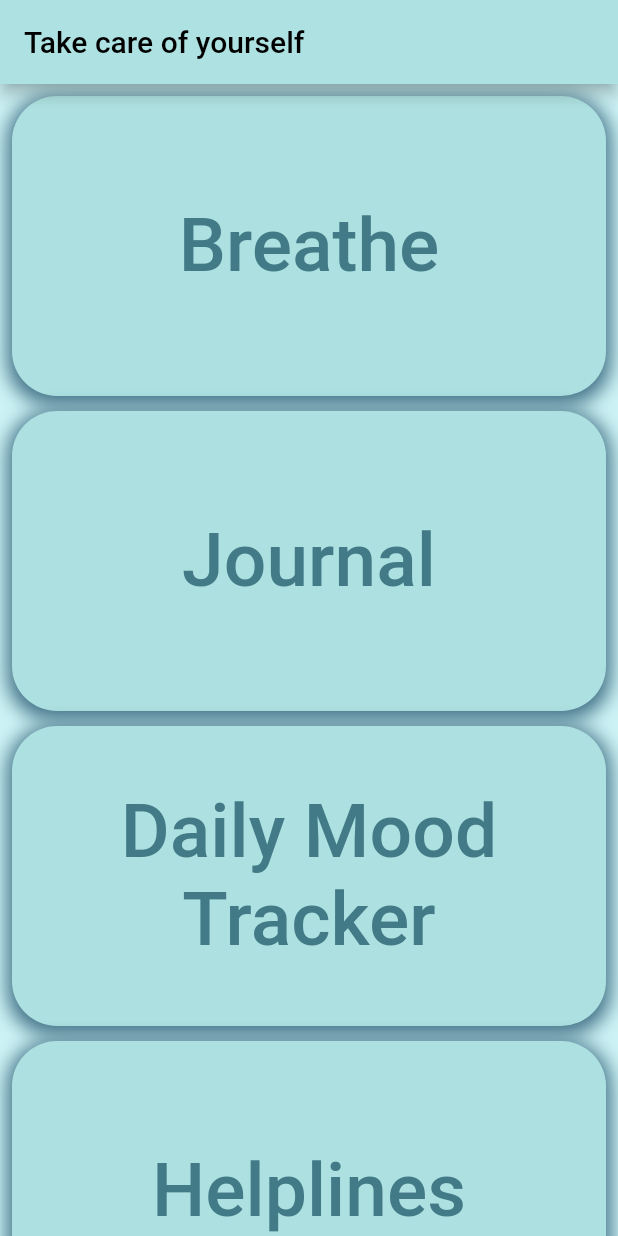
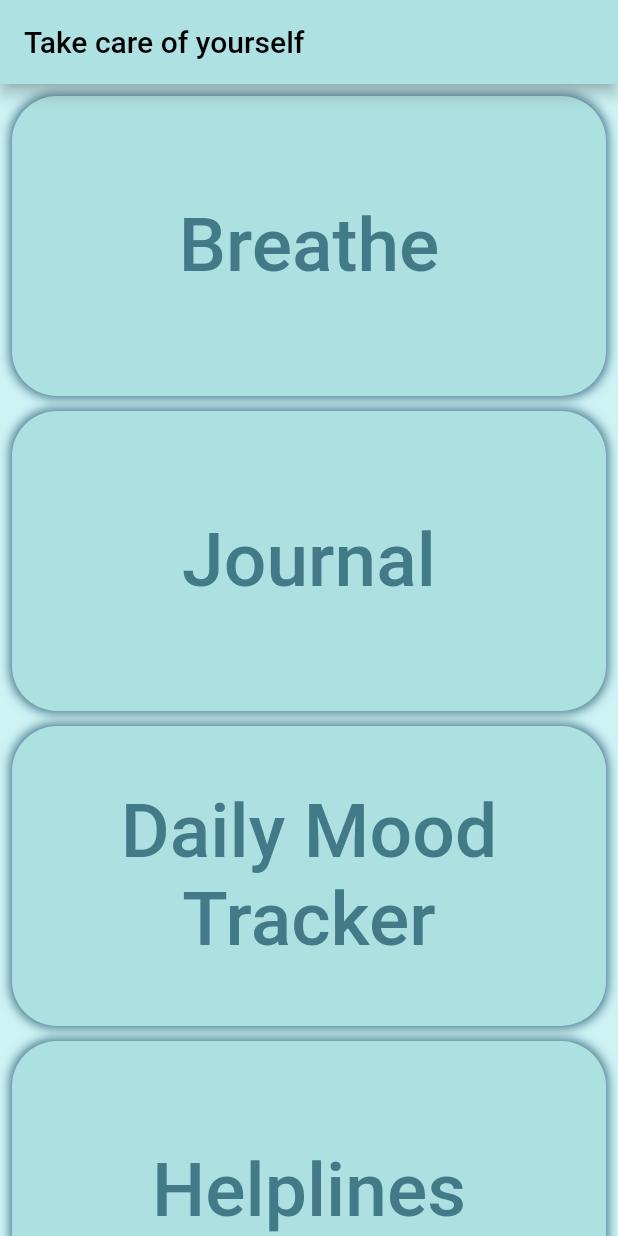
Before and after one commit to J051333/mental_health, a Flutter app: the screen it shows after launch, on a phone screen of 412 x 824 dp. Run offline on Flutter 3.47's test engine with Material 2 defaults, Android fonts, the phone set to English and light mode, and no system bars; our stand-ins replace syncfusion_flutter_charts, webview_flutter; missing offline and left inert: aes_crypt_null_safe.

Commit message:
Updated menu button shadow
The shadow was a little too pronounced for my liking

```diff
--- a/lib/main.dart
+++ b/lib/main.dart
@@ -151,9 +151,9 @@ class MenuItem extends StatelessWidget {
         boxShadow: [
           BoxShadow(
             color: MHColors.menuButtonShadowColor,
-            spreadRadius: 3,
-            blurRadius: 10,
-            offset: const Offset(0, 3),
+            spreadRadius: 1,
+            blurRadius: 5,
+            offset: const Offset(0, 0),
           ),
         ],
       ),
```
